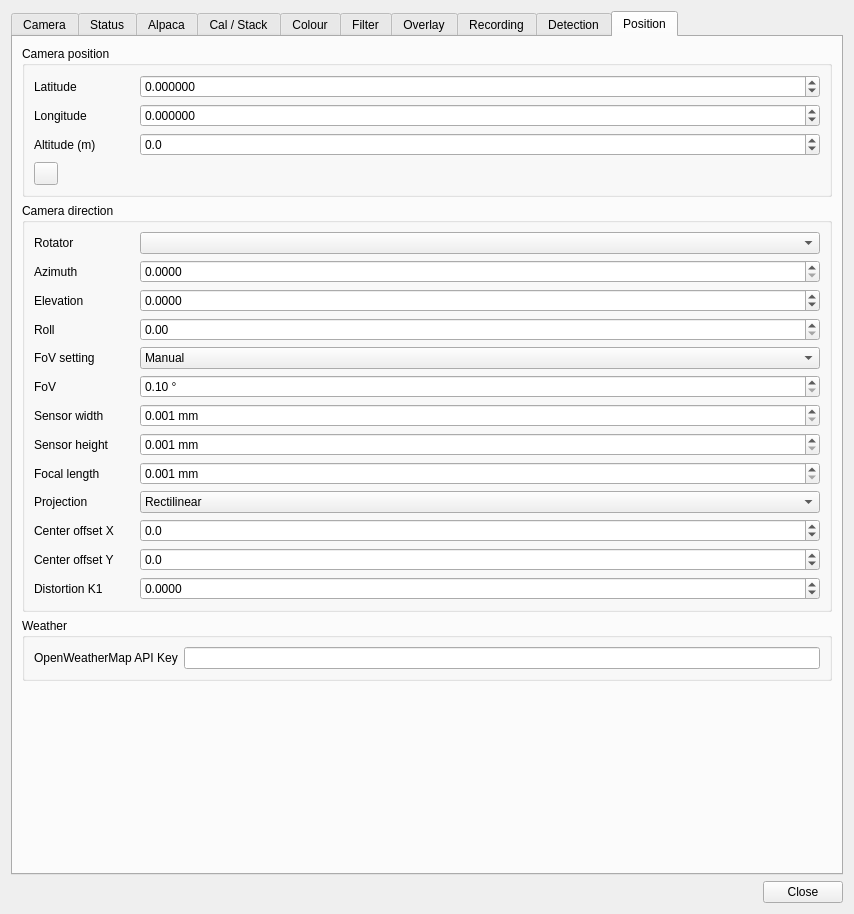
The window that plugins/feature/camera/camerasettingsdialog.ui (srcejon/sdrangel) describes before a commit, drawn with Qt 5.
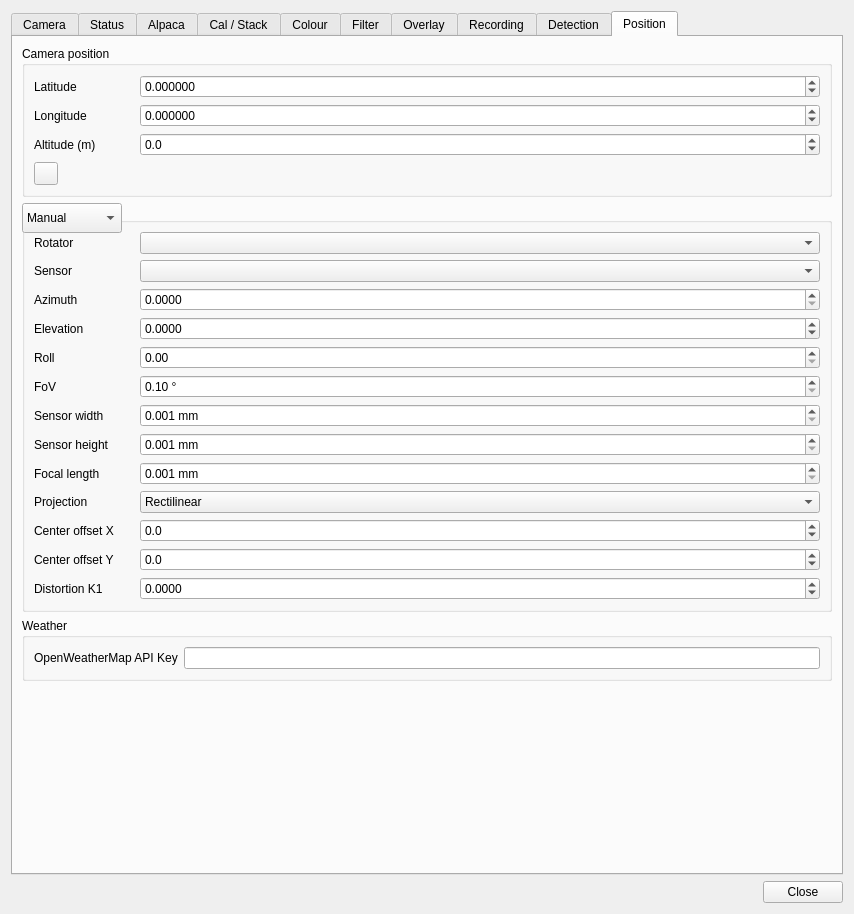
The same window after the commit. The open tabs and pages were chosen to show the change. Icons and pictures are not drawn. Custom widgets are drawn as their Qt base class.

Commit message: Add Qt Sensors camera direction sync

Diff of the .ui file:
```diff
--- a/plugins/feature/camera/camerasettingsdialog.ui
+++ b/plugins/feature/camera/camerasettingsdialog.ui
@@ -6673,13 +6673,27 @@
            </widget>
           </item>
           <item row="1" column="0">
+           <widget class="QLabel" name="directionSensorLabel">
+            <property name="text">
+             <string>Sensor</string>
+            </property>
+           </widget>
+          </item>
+          <item row="1" column="1">
+           <widget class="QComboBox" name="directionSensorCombo">
+            <property name="toolTip">
+             <string>Select a Qt Sensors compass/tilt sensor pair to continually synchronize the camera azimuth and elevation.</string>
+            </property>
+           </widget>
+          </item>
+          <item row="2" column="0">
            <widget class="QLabel" name="azimuthLabel">
             <property name="text">
              <string>Azimuth</string>
             </property>
            </widget>
           </item>
-          <item row="1" column="1">
+          <item row="2" column="1">
            <widget class="QDoubleSpinBox" name="azimuthSpin">
             <property name="decimals">
              <number>4</number>
@@ -6695,14 +6709,14 @@
             </property>
            </widget>
           </item>
-          <item row="2" column="0">
+          <item row="3" column="0">
            <widget class="QLabel" name="elevationLabel">
             <property name="text">
              <string>Elevation</string>
             </property>
            </widget>
           </item>
-          <item row="2" column="1">
+          <item row="3" column="1">
            <widget class="QDoubleSpinBox" name="elevationSpin">
             <property name="decimals">
              <number>4</number>
@@ -6718,14 +6732,14 @@
             </property>
            </widget>
           </item>
-          <item row="3" column="0">
+          <item row="4" column="0">
            <widget class="QLabel" name="rollLabel">
             <property name="text">
              <string>Roll</string>
             </property>
            </widget>
           </item>
-          <item row="3" column="1">
+          <item row="4" column="1">
            <widget class="QDoubleSpinBox" name="rollSpin">
             <property name="decimals">
              <number>2</number>
```
The commit also changes 4 other files.
